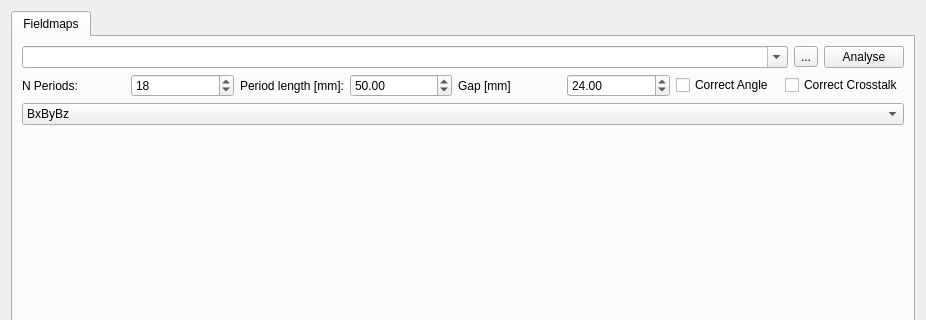
lnls-ima/insertion-devices, file idanalysis/gui/ui/analysiswidget.ui: the form before one commit; both pictures show x 0 to 926 and y 0 to 320 of the 926 by 661 pixel window.
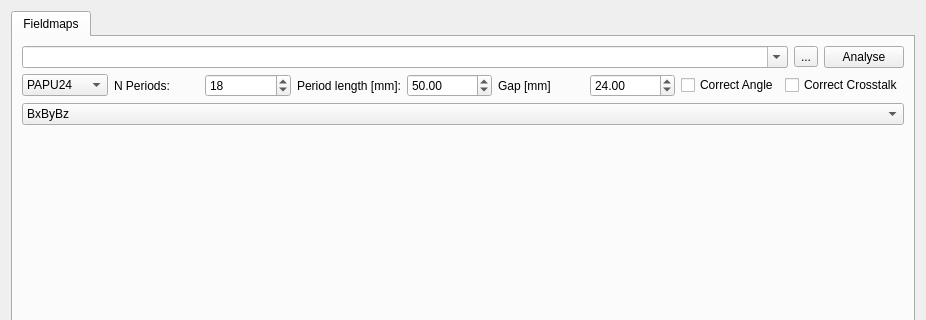
The form after the commit.

Commit message: Adding combobox for ID model.

Diff of the .ui file:
```diff
--- a/idanalysis/gui/ui/analysiswidget.ui
+++ b/idanalysis/gui/ui/analysiswidget.ui
@@ -60,6 +60,20 @@
        </item>
        <item row="1" column="0">
         <layout class="QHBoxLayout" name="horizontalLayout">
+         <item>
+          <widget class="QComboBox" name="cmb_id">
+           <item>
+            <property name="text">
+             <string>PAPU24</string>
+            </property>
+           </item>
+           <item>
+            <property name="text">
+             <string>Delta525</string>
+            </property>
+           </item>
+          </widget>
+         </item>
          <item>
           <widget class="QLabel" name="label_2">
            <property name="text">
```
The commit also changes 1 other file.
